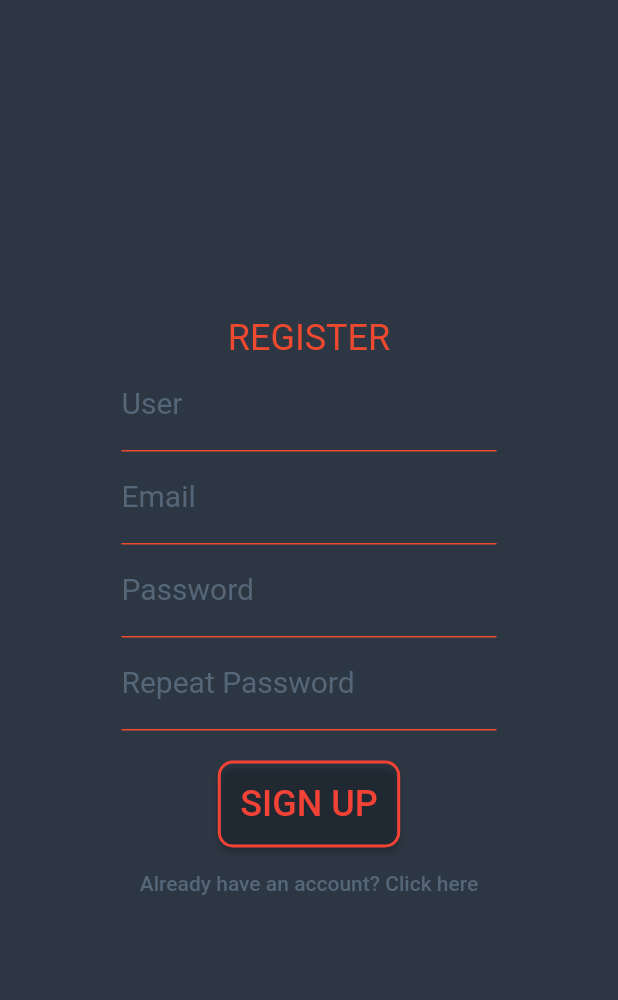
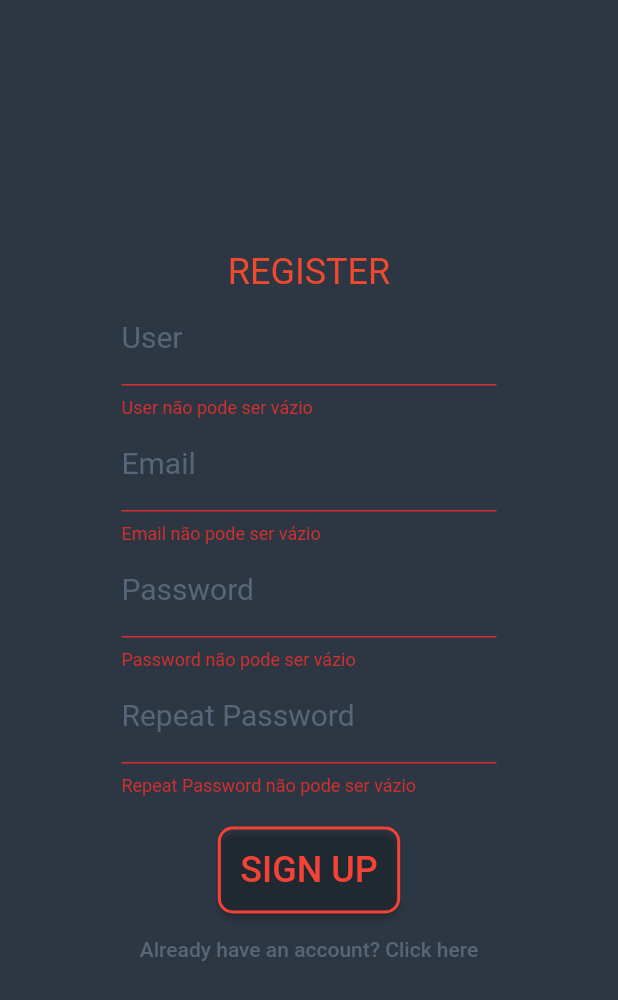
Before and after one commit to juliobonon/kepp, a Flutter app: the Login screen opened directly, after a tap on "Sign in", after a tap on "SIGN UP", on a phone screen of 412 x 824 dp. Shown: the top 1000 px of the screen. Run offline on Flutter 3.47's test engine with Material 2 defaults, Android fonts, the phone set to English and light mode, and no system bars; our stand-ins replace cloud_firestore, firebase_auth, firebase_core; missing offline and left inert: cloud_firestore_web, firebase_auth_web, firebase_core_web; accounts and stored records are empty; network calls fail.

Commit message:
Rework screens to build a better dashboard

```diff
--- a/lib/pages/createBuild.dart
+++ b/lib/pages/createBuild.dart
@@ -1,9 +1,9 @@
 import 'package:cloud_firestore/cloud_firestore.dart';
+import 'package:firebase_auth/firebase_auth.dart';
 import 'package:flutter/material.dart';
 import 'package:kepp/components/alertDialog.dart';
 import 'package:kepp/components/keppButton.dart';
 import 'package:kepp/services/auth.dart';
-import 'package:kepp/services/database.dart';
 import 'package:provider/provider.dart';
 
 class CreateBuild extends StatefulWidget {
@@ -13,6 +13,7 @@ class CreateBuild extends StatefulWidget {
 
 class _CreateBuildState extends State<CreateBuild> {
   TextEditingController buildName = TextEditingController();
+  String uid = FirebaseAuth.instance.currentUser.uid;
   String pcbName = '';
   String switchName = '';
   String keycapName = '';
@@ -34,6 +35,7 @@ class _CreateBuildState extends State<CreateBuild> {
         FirebaseFirestore.instance.collection('builds').add(
           {
             'name': buildName.text,
+            'userUid': uid,
             'PCB': pcbName.toString(),
             'switch': switchName.toString(),
             'keycap': keycapName.toString(),
@@ -67,7 +69,7 @@ class _CreateBuildState extends State<CreateBuild> {
                     CircleAvatar(
                       minRadius: 20,
                       child: Image(
-                        width: 80,
+                        width: 50,
                         image: AssetImage('imgs/avatar.png'),
                       ),
                     ),
--- a/lib/pages/login.dart
+++ b/lib/pages/login.dart
@@ -145,7 +145,9 @@ class _LoginState extends State<Login> {
                     "Click here to continue without an account",
                     style: TextStyle(color: Color(0xFF556678)),
                   ),
-                  onPressed: () {},
+                  onPressed: () {
+                    Navigator.pushNamed(context, '/anon');
+                  },
                 ),
               ],
             ),
@@ -174,22 +176,38 @@ class _LoginState extends State<Login> {
                     name: "User",
                     obscureText: false,
                     controller: _user,
-                ),
+                    validator: (value) {
+                      if (value.isEmpty) {
+                        return "User não pode ser vázio";
+                      }
+                    }),
                 InputBox(
                     name: "Email",
                     obscureText: false,
                     controller: _email,
-                ),
+                    validator: (value) {
+                      if (value.isEmpty) {
+                        return "Email não pode ser vázio";
+                      }
+                    }),
                 InputBox(
                     name: "Password",
                     obscureText: false,
                     controller: _password,
-                ),
+                    validator: (value) {
+                      if (value.isEmpty) {
+                        return "Password não pode ser vázio";
+                      }
+                    }),
                 InputBox(
                     name: "Repeat Password",
                     obscureText: false,
                     controller: _repeatPassword,
-                ),
+                    validator: (value) {
+                      if (value.isEmpty) {
+                        return "Repeat Password não pode ser vázio";
+                      }
+                    }),
                 SizedBox(height: 20),
                 KeppButton(
                   name: "SIGN UP",
--- a/lib/routegenerator.dart
+++ b/lib/routegenerator.dart
@@ -1,4 +1,5 @@
 import 'package:flutter/material.dart';
+import 'package:kepp/pages/anonDashboard.dart';
 import 'package:kepp/pages/initial.dart';
 import 'package:kepp/wrapper.dart';
 
@@ -13,7 +14,10 @@ class RouteGenerator {
         return MaterialPageRoute(
           builder: (_) => InitialPage(),
         );
-
+      case '/anon':
+        return MaterialPageRoute(
+          builder: (_) => AnonDashboard(),
+        );
       // If args is not of the correct type, return an error page.
       // You can also throw an exception while in development.
 
```
Also changed, not shown: lib/pages/home.dart (+59 -17 lines). Lines whose indentation alone changed are shown as unchanged.
